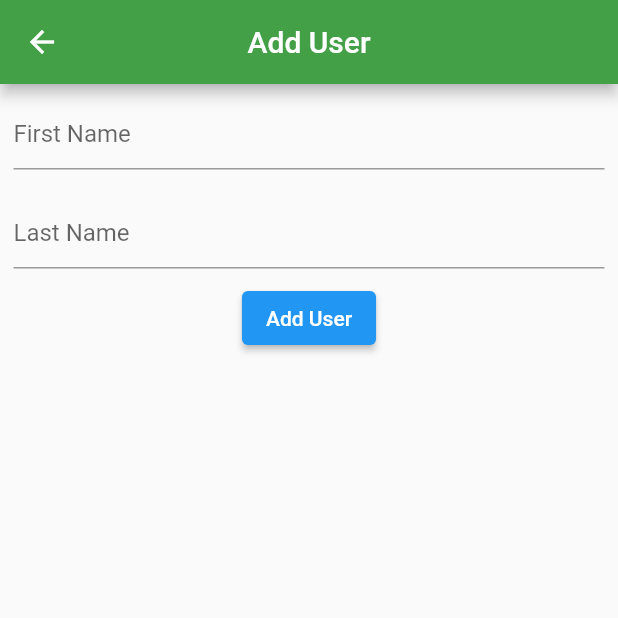
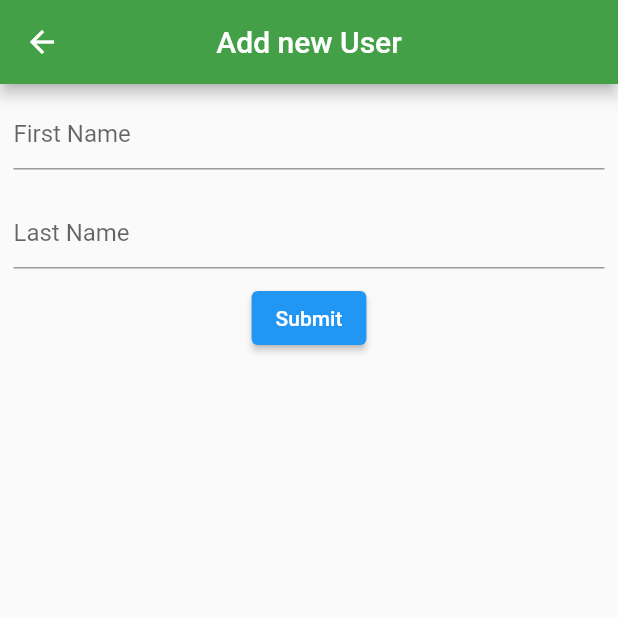
Before and after one commit to grudzug/flutterusers, a Flutter app: the screen it shows after launch, after a tap on the "add" icon, on a phone screen of 412 x 824 dp, the top half of it. Run offline on Flutter 3.47's test engine with Material 2 defaults, Android fonts, the light colour scheme and no system bars; network calls fail.

Commit message:
refactor: user form

```diff
--- a/lib/views/add_user.dart
+++ /dev/null
@@ -1,50 +0,0 @@
-import 'package:flutter/material.dart';
-
-class AddUser extends StatelessWidget {
-  final Function add;
-  AddUser({required this.add, super.key});
-
-  final TextEditingController firstNameController = TextEditingController();
-
-  final TextEditingController lastNameController = TextEditingController();
-
-  @override
-  Widget build(BuildContext context) {
-    return Scaffold(
-      appBar: AppBar(
-        title: const Text('Add User'),
-        centerTitle: true,
-        backgroundColor: Colors.green[600],
-      ),
-      body: Column(
-        children: [
-          Padding(
-            padding: const EdgeInsets.all(9.0),
-            child: TextField(
-              controller: firstNameController,
-              decoration: const InputDecoration(
-                hintText: 'First Name',
-              ),
-            ),
-          ),
-          Padding(
-            padding: const EdgeInsets.all(9.0),
-            child: TextField(
-              controller: lastNameController,
-              decoration: const InputDecoration(
-                hintText: 'Last Name',
-              ),
-            ),
-          ),
-          ElevatedButton(
-            onPressed: () {
-              add(firstNameController.text, lastNameController.text);
-              Navigator.pop(context);
-            },
-            child: const Text('Add User'),
-          ),
-        ],
-      ),
-    );
-  }
-}
--- a/lib/views/user_card.dart
+++ b/lib/views/user_card.dart
@@ -1,6 +1,6 @@
 import 'package:flutter/material.dart';
 import 'package:mygetxapp/models/user_model.dart';
-import 'package:mygetxapp/views/edit_user.dart';
+import 'package:mygetxapp/views/user_creation_form.dart';
 
 class UserCard extends StatelessWidget {
   final User user;
@@ -36,7 +36,8 @@ class UserCard extends StatelessWidget {
               Navigator.push(
                   context,
                   MaterialPageRoute(
-                      builder: (context) => EditUser(user: user, edit: edit)));
+                      builder: (context) =>
+                          UserCreationForm(user: user, mutate: edit)));
             },
             icon: const Icon(
               Icons.edit,
--- a/lib/views/edit_user.dart
+++ b/lib/views/user_creation_form.dart
@@ -1,23 +1,35 @@
 import 'package:flutter/material.dart';
 import 'package:mygetxapp/models/user_model.dart';
 
-class EditUser extends StatelessWidget {
-  final User user;
-  final Function edit;
+class UserCreationForm extends StatelessWidget {
+  final User? user;
+  final Function mutate;
 
-  EditUser({required this.user, required this.edit, super.key});
+  UserCreationForm({this.user, required this.mutate, super.key});
 
   final TextEditingController firstNameController = TextEditingController();
 
   final TextEditingController lastNameController = TextEditingController();
 
+  void handleSubmit(context) {
+    if (user != null) {
+      mutate(user, firstNameController.text, lastNameController.text);
+    } else {
+      mutate(firstNameController.text, lastNameController.text);
+    }
+    Navigator.pop(context);
+  }
+
   @override
   Widget build(BuildContext context) {
-    firstNameController.text = user.firstName;
-    lastNameController.text = user.lastName;
+    var isEditing = user != null;
+    firstNameController.text = isEditing ? user!.firstName : '';
+    lastNameController.text = isEditing ? user!.lastName : '';
     return Scaffold(
       appBar: AppBar(
-        title: Text('Edit User: ${user.firstName} ${user.lastName}'),
+        title: isEditing
+            ? Text('Edit User: ${user!.firstName} ${user!.lastName}')
+            : const Text('Add new User'),
         centerTitle: true,
         backgroundColor: Colors.green[600],
       ),
@@ -44,10 +56,9 @@ class EditUser extends StatelessWidget {
             ),
             ElevatedButton(
               onPressed: () {
-                edit(user, firstNameController.text, lastNameController.text);
-                Navigator.pop(context);
+                handleSubmit(context);
               },
-              child: const Text('Edit User'),
+              child: const Text('Submit'),
             ),
           ],
         ),
--- a/lib/views/user_list.dart
+++ b/lib/views/user_list.dart
@@ -1,8 +1,8 @@
 import 'package:flutter/material.dart';
 import 'package:mygetxapp/models/user_model.dart';
 import 'package:mygetxapp/services/api.dart';
-import 'package:mygetxapp/views/add_user.dart';
 import 'package:mygetxapp/views/user_card.dart';
+import 'package:mygetxapp/views/user_creation_form.dart';
 
 class UserList extends StatefulWidget {
   const UserList({super.key});
@@ -174,8 +174,10 @@ class _UserListState extends State<UserList> {
       floatingActionButton: FloatingActionButton(
         backgroundColor: Colors.green,
         onPressed: () {
-          Navigator.push(context,
-              MaterialPageRoute(builder: (context) => AddUser(add: addUser)));
+          Navigator.push(
+              context,
+              MaterialPageRoute(
+                  builder: (context) => UserCreationForm(mutate: addUser)));
         },
         child: const Icon(
           Icons.add,
```
